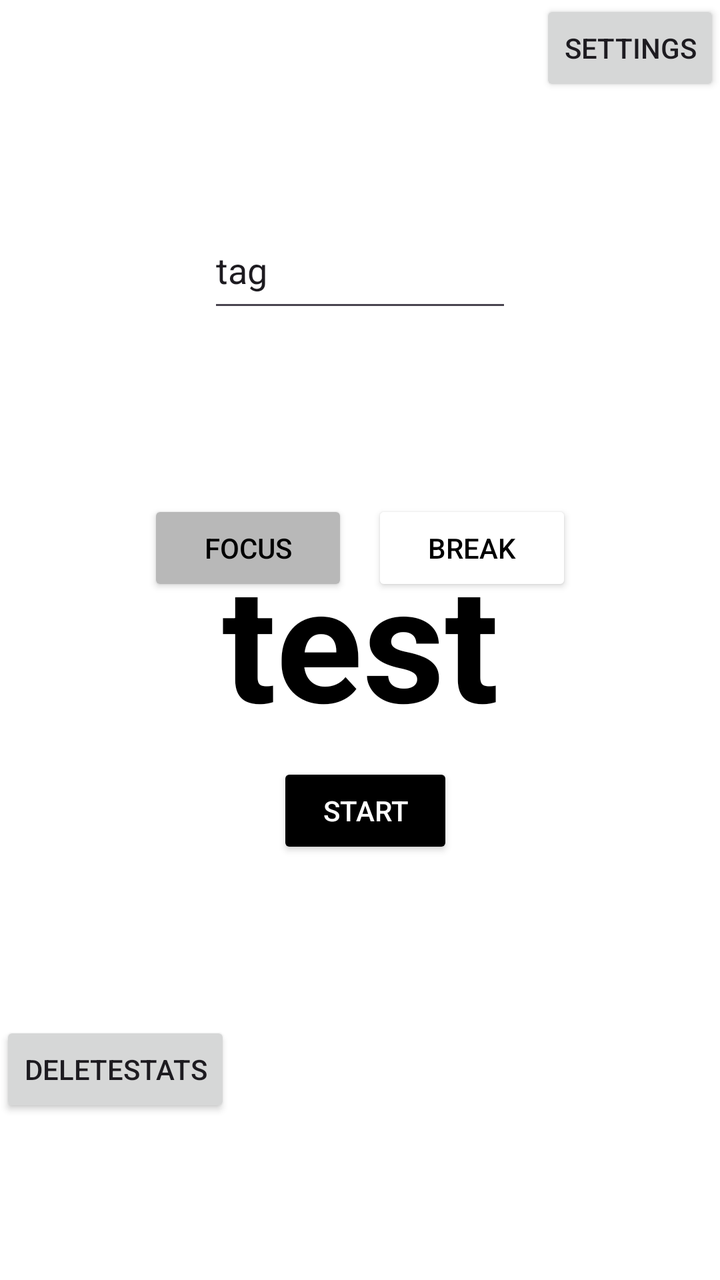
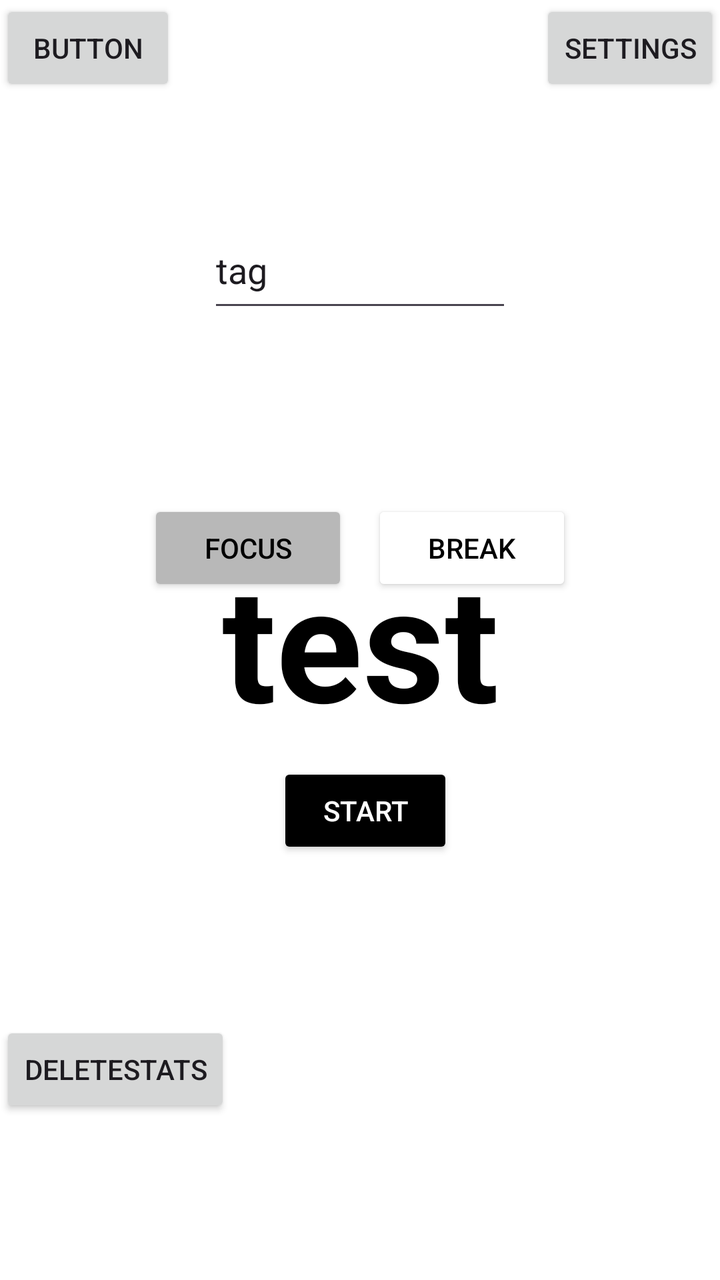

Two renders of the same Android screen: before a commit and after it. Below are the layout's source before the change and the commit's diff.
<!-- AndroidManifest.xml: application theme lightTheme -->
<!-- res/layout/fragment_timer.xml -->
<?xml version="1.0" encoding="utf-8"?>
<androidx.constraintlayout.widget.ConstraintLayout xmlns:android="http://schemas.android.com/apk/res/android"
    xmlns:app="http://schemas.android.com/apk/res-auto"
    xmlns:tools="http://schemas.android.com/tools"
    android:layout_width="match_parent"
    android:layout_height="match_parent"
    android:background="?attr/colorPrimary"
    android:clickable="true"
    android:focusable="true"
    android:focusableInTouchMode="true"
    tools:context="io.github.finnimo.tamadoro.MainActivity">

    <TextView
        android:id="@+id/timerTextView"
        android:layout_width="wrap_content"
        android:layout_height="wrap_content"
        android:layout_centerInParent="true"
        android:text="test"
        android:textColor="?attr/colorOnPrimary"
        android:textSize="80sp"
        android:textStyle="bold"
        app:layout_constraintBottom_toBottomOf="parent"
        app:layout_constraintEnd_toEndOf="parent"
        app:layout_constraintStart_toStartOf="parent"
        app:layout_constraintTop_toTopOf="parent" />

    <TextView
        android:id="@+id/timerModeSeparator"
        android:layout_width="wrap_content"
        android:layout_height="wrap_content"
        android:layout_centerInParent="true"
        android:text="||"
        android:textColor="?attr/colorOnPrimary"
        android:textSize="36sp"
        android:textStyle="bold"
        app:layout_constraintEnd_toStartOf="@+id/guideline6"
        app:layout_constraintHorizontal_bias="0.309"
        app:layout_constraintStart_toEndOf="@+id/focusTimer"
        app:layout_constraintStart_toStartOf="@+id/guideline5"
        app:layout_constraintTop_toTopOf="@+id/guideline2" />

    <Button
        android:id="@+id/startButton"
        android:layout_width="wrap_content"
        android:layout_height="wrap_content"
        android:layout_below="@id/timerTextView"
        android:layout_marginTop="8dp"
        android:backgroundTint="?attr/colorOnPrimary"
        android:text="Start"
        android:textColor="?attr/colorPrimary"
        app:layout_constraintEnd_toEndOf="parent"
        app:layout_constraintHorizontal_bias="0.51"
        app:layout_constraintStart_toStartOf="parent"
        app:layout_constraintTop_toBottomOf="@+id/timerTextView" />

    <Button
        android:id="@+id/skipButton"
        android:layout_width="wrap_content"
        android:layout_height="wrap_content"
        android:layout_marginStart="12dp"
        android:text="Skip"
        android:visibility="invisible"
        app:layout_constraintBottom_toBottomOf="parent"
        app:layout_constraintStart_toEndOf="@+id/timerTextView"
        app:layout_constraintTop_toTopOf="parent" />

    <Button
        android:id="@+id/deleteStats"
        android:layout_width="wrap_content"
        android:layout_height="wrap_content"
        android:text="DeleteStats"
        app:layout_constraintBottom_toBottomOf="parent"
        app:layout_constraintTop_toBottomOf="@+id/startButton"
        tools:layout_editor_absoluteX="144dp" />

    <Button
        android:id="@+id/focusTimer"
        android:layout_width="100dp"
        android:layout_height="wrap_content"
        android:backgroundTint="?attr/colorSecondary"
        android:text="Focus"
        android:textColor="?attr/colorOnPrimary"
        android:layout_marginRight="20dp"
        app:layout_constraintEnd_toStartOf="@+id/guideline5"
        app:layout_constraintStart_toStartOf="@+id/guideline8"
        app:layout_constraintTop_toTopOf="@+id/guideline2" />

    <Button
        android:id="@+id/breakTimer"
        android:layout_width="100dp"
        android:layout_height="wrap_content"
        android:backgroundTint="?attr/colorPrimary"
        android:text="Break"
        android:textColor="?attr/colorOnPrimary"
        android:layout_marginLeft="20dp"
        app:layout_constraintEnd_toStartOf="@+id/guideline9"
        app:layout_constraintStart_toStartOf="@+id/guideline6"
        app:layout_constraintTop_toTopOf="@+id/guideline2" />

    <EditText
        android:id="@+id/newTag"
        android:layout_width="152dp"
        android:layout_height="55dp"
        android:inputType="text"
        android:text="tag"
        app:layout_constraintBottom_toTopOf="@+id/timerTextView"
        app:layout_constraintEnd_toEndOf="parent"
        app:layout_constraintStart_toStartOf="parent"
        app:layout_constraintTop_toTopOf="parent" />

    <Button
        android:id="@+id/settingsBtn"
        android:layout_width="wrap_content"
        android:layout_height="wrap_content"
        android:text="settings"
        app:layout_constraintEnd_toEndOf="parent"
        app:layout_constraintTop_toTopOf="parent" />

    <androidx.constraintlayout.widget.Guideline
        android:id="@+id/guideline"
        android:layout_width="wrap_content"
        android:layout_height="wrap_content"
        android:orientation="vertical"
        app:layout_constraintEnd_toEndOf="parent"
        app:layout_constraintGuide_percent="0.50121653"
        app:layout_constraintHorizontal_bias="0.5"
        app:layout_constraintStart_toStartOf="parent" />

    <androidx.constraintlayout.widget.Guideline
        android:id="@+id/guideline2"
        android:layout_width="wrap_content"
        android:layout_height="wrap_content"
        android:orientation="horizontal"
        app:layout_constraintGuide_begin="250dp" />

    <androidx.constraintlayout.widget.Guideline
        android:id="@+id/guideline5"
        android:layout_width="wrap_content"
        android:layout_height="wrap_content"
        android:orientation="vertical"
        app:layout_constraintGuide_begin="183dp" />

    <androidx.constraintlayout.widget.Guideline
        android:id="@+id/guideline6"
        android:layout_width="wrap_content"
        android:layout_height="wrap_content"
        android:orientation="vertical"
        app:layout_constraintGuide_end="183dp" />

    <androidx.constraintlayout.widget.Guideline
        android:id="@+id/guideline8"
        android:layout_width="wrap_content"
        android:layout_height="wrap_content"
        android:orientation="vertical"
        app:layout_constraintGuide_begin="85dp" />

    <androidx.constraintlayout.widget.Guideline
        android:id="@+id/guideline9"
        android:layout_width="wrap_content"
        android:layout_height="wrap_content"
        android:orientation="vertical"
        app:layout_constraintGuide_end="85dp" />
</androidx.constraintlayout.widget.ConstraintLayout>
<!-- resources referenced by this layout -->
<resources>
  <style name="lightTheme" parent="Theme.Material3.DayNight.NoActionBar">
          <item name="colorPrimary">@color/white</item>
          <item name="colorOnPrimary">@color/black</item>
          <item name="colorSecondary">@color/grey</item>
          <item name="android:windowBackground">@color/white</item>
      </style>
  <color name="white">#FFFFFFFF</color>
  <color name="black">#FF000000</color>
  <color name="grey">#b8b8b8</color>
</resources>

<!-- the commit's change to res/layout/fragment_timer.xml (unified diff, before → after) -->
@@ -8,7 +8,7 @@
     android:clickable="true"
     android:focusable="true"
     android:focusableInTouchMode="true"
-    tools:context="io.github.finnimo.tamadoro.MainActivity">
+    tools:context="io.github.finnimo.tamadoro.activities.MainActivity">
 
     <TextView
         android:id="@+id/timerTextView"
@@ -160,4 +160,12 @@
         android:layout_height="wrap_content"
         android:orientation="vertical"
         app:layout_constraintGuide_end="85dp" />
+
+    <Button
+        android:id="@+id/button"
+        android:layout_width="wrap_content"
+        android:layout_height="wrap_content"
+        android:text="Button"
+        tools:layout_editor_absoluteX="20dp"
+        tools:layout_editor_absoluteY="6dp" />
 </androidx.constraintlayout.widget.ConstraintLayout>
